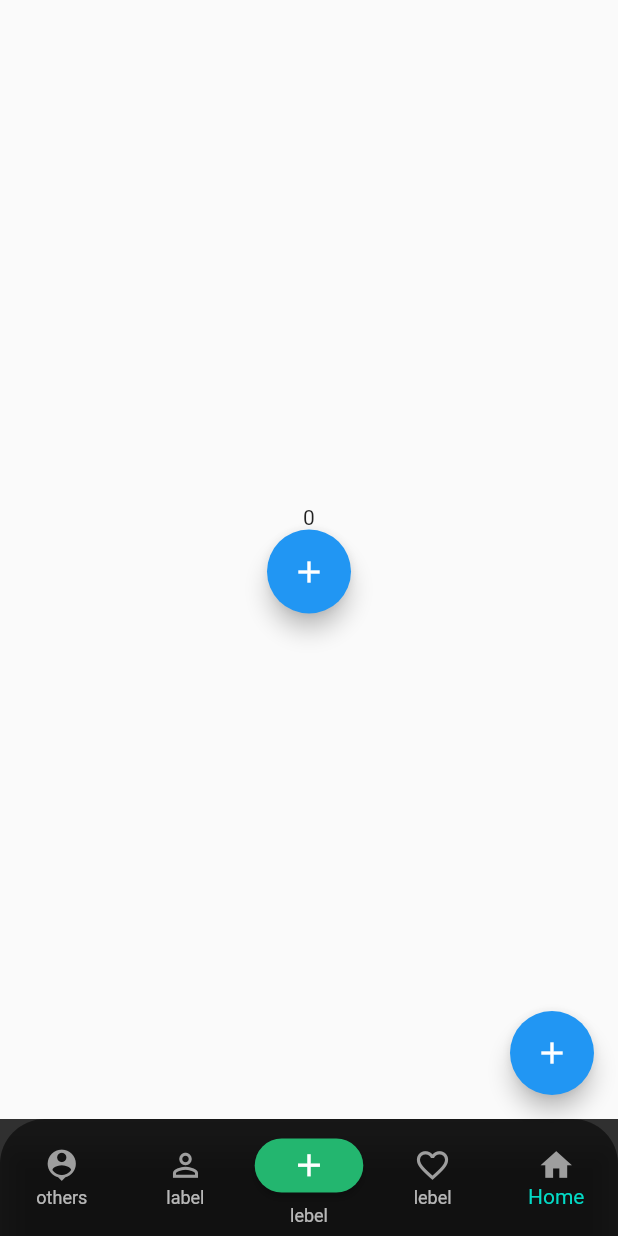
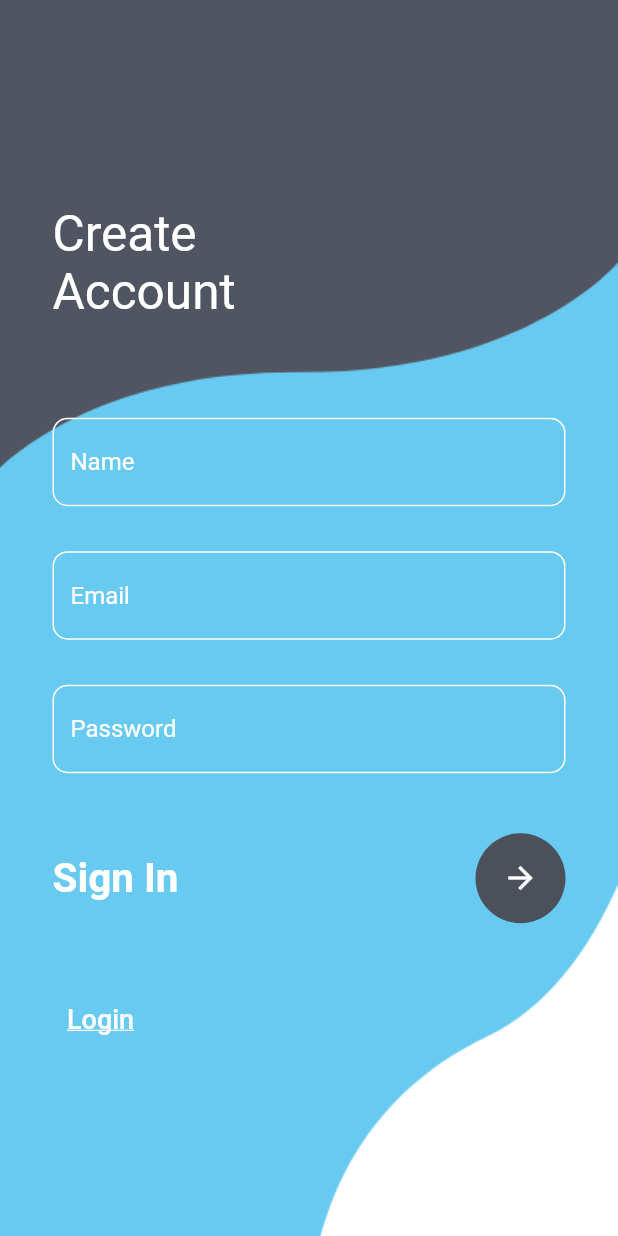
Before and after one commit to RiyadAlkhaldy/university_community, a Flutter app: the screen it shows after launch, on a phone screen of 412 x 824 dp. Run offline on Flutter 3.47's test engine with Material 2 defaults, Android fonts, the phone set to English and light mode, and no system bars; drawn by our look-alikes of flutter_settings_screens; our stand-ins replace cached_network_image, equatable, file_picker, flutter_riverpod, image_picker, native_device_orientation and 2 more; missing offline and left inert: auto_orientation, flutter_downloader.

Commit message:
add new file to login and register

```diff
--- /dev/null
+++ b/lib/features/auth/models/user.dart
@@ -0,0 +1,63 @@
+import 'dart:convert';
+
+class User {
+
+  final String username;
+  final String password;
+  final String email;
+  User({
+    required this.username,
+    required this.password,
+    required this.email,
+  });
+
+
+
+  // User copyWith({
+  //   String? username,
+  //   String? password,
+  //   String? email,
+  // }) {
+  //   return User(
+  //     username: username ?? this.username,
+  //     password: password ?? this.password,
+  //     email: email ?? this.email,
+  //   );
+  // }
+
+  Map<String, dynamic> toMap() {
+    return {
+      'username': username,
+      'password': password,
+      'email': email,
+    };
+  }
+
+  factory User.fromMap(Map<String, dynamic> map) {
+    return User(
+      username: map['username'] ?? '',
+      password: map['password'] ?? '',
+      email: map['email'] ?? '',
+    );
+  }
+
+  String toJson() => json.encode(toMap());
+
+  factory User.fromJson(String source) => User.fromMap(json.decode(source));
+
+  @override
+  String toString() => 'User(username: $username, password: $password, email: $email)';
+
+  // @override
+  // bool operator ==(Object other) {
+  //   if (identical(this, other)) return true;
+
+  //   return other is User &&
+  //     other.username == username &&
+  //     other.password == password &&
+  //     other.email == email;
+  // }
+
+  // @override
+  // int get hashCode => username.hashCode ^ password.hashCode ^ email.hashCode;
+  }
--- /dev/null
+++ b/lib/features/auth/screens/signup.dart
@@ -0,0 +1,142 @@
+import 'package:flutter/material.dart';
+import 'package:untitled/features/auth/screens/login.dart';
+
+class SignUp extends StatefulWidget {
+  const SignUp({Key? key}) : super(key: key);
+
+static const String routeName = "signup";
+
+  @override
+  _SignUpState createState() => _SignUpState();
+}
+
+class _SignUpState extends State<SignUp> {
+  @override
+  Widget build(BuildContext context) {
+    return Container(
+      decoration: const BoxDecoration(
+        image: DecorationImage(
+            image: AssetImage('assets/images/register.png'), fit: BoxFit.cover),
+      ),
+      child: Scaffold(
+        appBar: AppBar(
+          backgroundColor: Colors.transparent,
+          elevation: 0,
+        ),
+        backgroundColor: Colors.transparent,
+        body: Stack(children: [
+          Container(
+            padding: const EdgeInsets.only(left: 35, top: 80),
+            child: const Text(
+              "Create\nAccount",
+              style: TextStyle(color: Colors.white, fontSize: 33),
+            ),
+          ),
+          SingleChildScrollView(
+            child: Container(
+              padding: EdgeInsets.only(
+                  right: 35,
+                  left: 35,
+                  top: MediaQuery.of(context).size.height * 0.27),
+              child: Column(children: [
+                TextField(
+                  decoration: InputDecoration(
+                    focusedBorder: OutlineInputBorder(
+                      borderRadius: BorderRadius.circular(10),
+                      borderSide: const BorderSide(color: Colors.black),
+                    ),
+                    enabledBorder: OutlineInputBorder(
+                      borderRadius: BorderRadius.circular(10),
+                      borderSide: const BorderSide(color: Colors.white),
+                    ),
+                    hintText: 'Name',
+                    hintStyle: const TextStyle(color: Colors.white),
+                  ),
+                ),
+                const SizedBox(
+                  height: 30,
+                ),
+                TextField(
+                  decoration: InputDecoration(
+                    focusedBorder: OutlineInputBorder(
+                      borderRadius: BorderRadius.circular(10),
+                      borderSide: const BorderSide(color: Colors.black),
+                    ),
+                    enabledBorder: OutlineInputBorder(
+                      borderRadius: BorderRadius.circular(10),
+                      borderSide: const BorderSide(color: Colors.white),
+                    ),
+                    hintText: 'Email',
+                    hintStyle: const TextStyle(color: Colors.white),
+                  ),
+                ),
+                const SizedBox(
+                  height: 30,
+                ),
+                TextField(
+                  obscureText: true,
+                  decoration: InputDecoration(
+                    focusedBorder: OutlineInputBorder(
+                      borderRadius: BorderRadius.circular(10),
+                      borderSide: const BorderSide(color: Colors.black),
+                    ),
+                    enabledBorder: OutlineInputBorder(
+                      borderRadius: BorderRadius.circular(10),
+                      borderSide: const BorderSide(color: Colors.white),
+                    ),
+                    hintText: 'Password',
+                    hintStyle: const TextStyle(color: Colors.white),
+                  ),
+                ),
+                const SizedBox(
+                  height: 40,
+                ),
+                Row(
+                    mainAxisAlignment: MainAxisAlignment.spaceBetween,
+                    children: [
+                      const Text(
+                        'Sign In',
+                        style: TextStyle(
+                          color: Colors.white,
+                          fontSize: 27,
+                          fontWeight: FontWeight.w700,
+                        ),
+                      ),
+                      CircleAvatar(
+                        radius: 30,
+                        backgroundColor: const Color(0xff4c505b),
+                        child: IconButton(
+                          color: Colors.white,
+                          onPressed: () {},
+                          icon: const Icon(Icons.arrow_forward),
+                        ),
+                      ),
+                    ]),
+                const SizedBox(
+                  height: 40,
+                ),
+                Row(
+                    mainAxisAlignment: MainAxisAlignment.spaceBetween,
+                    children: [
+                      TextButton(
+                        onPressed: () {
+                          Navigator.pushNamed(context, Login.routeName);
+                        },
+                        child: const Text(
+                          'Login',
+                          style: TextStyle(
+                            decoration: TextDecoration.underline,
+                            fontSize: 18,
+                            color: Colors.white,
+                          ),
+                        ),
+                      ),
+                    ]),
+              ]),
+            ),
+          ),
+        ]),
+      ),
+    );
+  }
+}
--- a/lib/main.dart
+++ b/lib/main.dart
@@ -3,6 +3,7 @@ import 'package:flutter_downloader/flutter_downloader.dart';
 import 'package:flutter_riverpod/flutter_riverpod.dart';
 import 'package:flutter_settings_screens/flutter_settings_screens.dart';
 import 'package:untitled/core/theme/theme_data/theme_data_dark.dart';
+import 'package:untitled/features/auth/screens/signup.dart';
 import 'package:untitled/features/setting/screens/header_setting_screen.dart';
 import 'package:untitled/features/setting/screens/setting_screen.dart';
 import 'package:untitled/features/user/presentation/layout/buttom_navigation_bar.dart';
@@ -56,7 +57,7 @@ class _MyAppState extends State<MyApp> {
               title: 'Flutter Demo',
               theme: isDarkMode ? MyThemes.darkTheme : MyThemes.lightTheme,
               // home: SettingScreen(),
-              home: MobileLayoutScreen(),
+              home: SignUp(),
             ));
   }
 }
--- a/lib/route.dart
+++ b/lib/route.dart
@@ -1,5 +1,7 @@
 import 'package:flutter/material.dart';
 import 'package:untitled/core/error/error.dart';
+import 'package:untitled/features/auth/screens/login.dart';
+import 'package:untitled/features/auth/screens/signup.dart';
 import 'package:untitled/features/user/presentation/pages/user_profile_screen.dart';
 
 Route<dynamic> generateRoute(RouteSettings settings) {
@@ -7,6 +9,14 @@ Route<dynamic> generateRoute(RouteSettings settings) {
     case UserProfileScreen.routeName:
       return MaterialPageRoute(
         builder: (context) => UserProfileScreen(),
+      );
+      case Login.routeName:
+      return MaterialPageRoute(
+        builder: (context) => Login(),
+      );
+      case SignUp.routeName:
+      return MaterialPageRoute(
+        builder: (context) => SignUp(),
       );
 
     // case MobileChatScreen.routeName:
--- a/pubspec.yaml
+++ b/pubspec.yaml
@@ -41,7 +41,7 @@ dependencies:
   flutter_bloc: ^8.1.1
   get_it: ^7.2.0
   internet_connection_checker: ^1.0.0+1
-  http: ^0.13.5
+  # http: ^0.13.5
   equatable: ^2.0.5
   dartz: ^0.10.1
   animated_theme_switcher: ^2.0.7
@@ -63,6 +63,7 @@ dependencies:
   flutter_downloader: ^1.10.1
   device_info_plus: ^8.0.0
   sqflite: ^2.2.3
+  http: ^0.13.5
   # flutter_settings_screens: ^0.3.3-null-safety+2
 
 
@@ -103,6 +104,8 @@ flutter:
     - assets/images/user2.png
     - assets/images/user3.png
     - assets/images/user4.png
+    - assets/images/login.png
+    - assets/images/register.png
     - assets/logo.png
 
   fonts:
```
Also changed, not shown: lib/features/auth/screens/login.dart (added, +123 -0 lines), assets/images/login.png (added), assets/images/register.png (added), given.dart (added), lib/features/auth/controller/run.dart (added), pubspec.lock, 4 other files.
